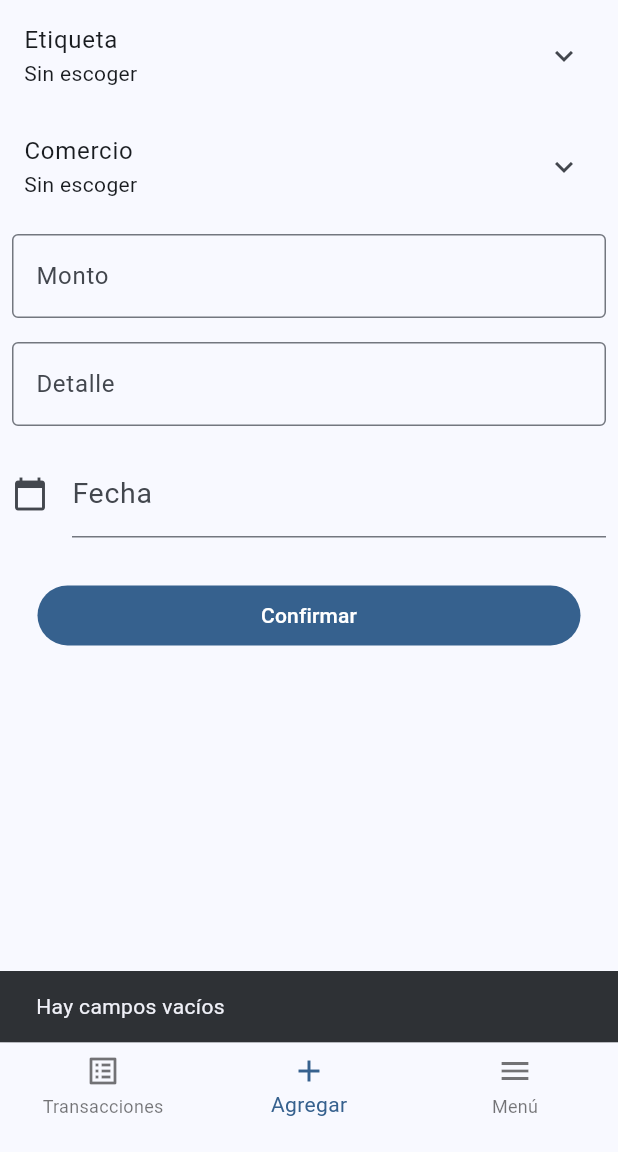
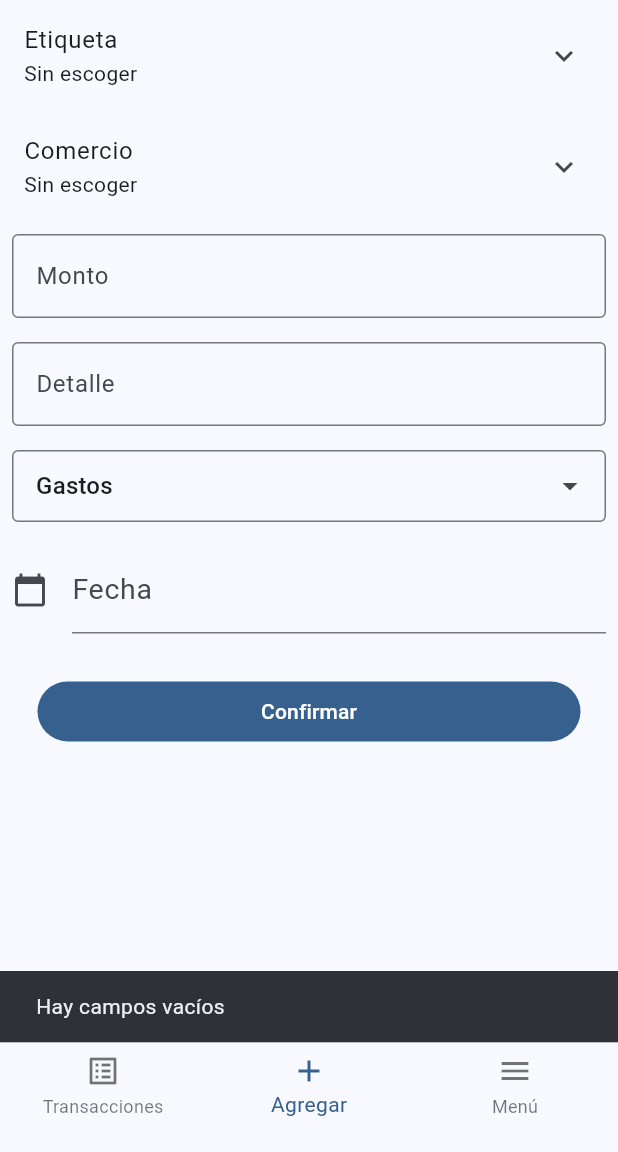
Before and after one commit to carlosvillalobossalas/my_finances, a Flutter app: the screen it shows after launch, item 2 of the bottom bar chosen, after a tap on "Confirmar", on a phone screen of 412 x 824 dp, the part 84-1236 px from its top. Run offline on Flutter 3.47's test engine with Material 3 defaults, Android fonts, the phone set to English and light mode, and no system bars; drawn by our look-alikes of dropdown_search; our stand-ins replace cloud_firestore, dio, firebase_core, fl_chart, flutter_dotenv, flutter_riverpod and 1 more; missing offline and left inert: flex_color_picker; accounts and stored records are empty.

Commit message:
estilos y tipo agregados

```diff
--- a/lib/entities/presentation/screens/add_entity_screen.dart
+++ b/lib/entities/presentation/screens/add_entity_screen.dart
@@ -50,7 +50,8 @@ class AddEntityScreen extends ConsumerWidget {
             padding: const EdgeInsets.all(8.0),
             child: DropdownSearch<Tag>(
               popupProps: const PopupProps.dialog(
-                  showSearchBox: true,
+                  // showSearchBox: true,
+                  fit: FlexFit.loose,
                   searchFieldProps: TextFieldProps(
                       decoration:
                           InputDecoration(border: UnderlineInputBorder()))),
--- a/lib/home_screen.dart
+++ b/lib/home_screen.dart
@@ -30,7 +30,7 @@ class _HomeScreenState extends ConsumerState<HomeScreen> {
   Widget build(BuildContext context) {
     final colors = Theme.of(context).colorScheme;
     return Scaffold(
-      extendBody: true,
+      // extendBody: true,
       appBar: AppBar(
         leading: const Icon(
           Icons.monetization_on,
--- a/lib/tags/presentation/screens/add_tag_screen.dart
+++ b/lib/tags/presentation/screens/add_tag_screen.dart
@@ -79,7 +79,7 @@ class AddTagScreen extends ConsumerWidget {
                   ref.read(tagProvider.notifier).saveTag().then((value) {
                     if (value) {
                       ScaffoldMessenger.of(context).showSnackBar(const SnackBar(
-                          content: Text('Transacción guardada correctamente')));
+                          content: Text('Etiqueta guardada correctamente')));
                       ref
                           .read(addTransactionFormProvider.notifier)
                           .loadTagsAndEntities()
--- a/lib/transactions/domain/entities/transaction.dart
+++ b/lib/transactions/domain/entities/transaction.dart
@@ -8,6 +8,7 @@ class ETransaction {
   final String detail;
   final double amount;
   final DateTime date;
+  final String type;
 
   ETransaction(
       {required this.id,
@@ -15,5 +16,6 @@ class ETransaction {
       required this.entity,
       required this.detail,
       required this.amount,
-      required this.date});
+      required this.date,
+      required this.type});
 }
--- a/lib/transactions/infrastucture/datasources/transaction_datasource_impl.dart
+++ b/lib/transactions/infrastucture/datasources/transaction_datasource_impl.dart
@@ -6,8 +6,6 @@ import 'package:my_finances/transactions/domain/entities/transaction.dart';
 import 'package:my_finances/transactions/infrastucture/mappers/transaction_mapper.dart';
 
 class TransactionDataSourceImpl extends TransactionDataSource {
-  //   late final Dio dio;
-  // TagDataSourceImpl() : dio = Dio(BaseOptions(baseUrl: Environment.apiUrl));
   final db = FirebaseFirestore.instance;
   final collectionName = 'TCTransaction';
 
@@ -16,7 +14,11 @@ class TransactionDataSourceImpl extends TransactionDataSource {
       List<Tag> tags, List<Entity> entities) async {
     try {
       final List<ETransaction> transactions = [];
-      await db.collection(collectionName).get().then((event) {
+      await db
+          .collection(collectionName)
+          .orderBy('date', descending: true)
+          .get()
+          .then((event) {
         for (var doc in event.docs) {
           Map<String, dynamic> data = doc.data();
           transactions.add(TransactionMapper.transactionJsonToEntity(
@@ -32,17 +34,16 @@ class TransactionDataSourceImpl extends TransactionDataSource {
   @override
   Future<bool> saveTransaction(ETransaction transaction) async {
     try {
-      final response = await db.collection(collectionName).add({
+      await db.collection(collectionName).add({
         'amount': transaction.amount,
         'date': transaction.date,
         'detail': transaction.detail,
         'id_entity': transaction.entity.id,
-        'id_tag': transaction.tag.id
+        'id_tag': transaction.tag.id,
+        'type': transaction.type
       });
-      print(response);
       return true;
     } catch (e) {
-      print(e);
       return false;
     }
   }
--- a/lib/transactions/infrastucture/mappers/transaction_mapper.dart
+++ b/lib/transactions/infrastucture/mappers/transaction_mapper.dart
@@ -11,6 +11,7 @@ class TransactionMapper {
         entity: entities.firstWhere((entity) => entity.id == json['id_entity']),
         detail: json['detail'],
         amount: json['amount'],
+        type: json['type'],
         date: json['date'].toDate(),
       );
 }
--- a/lib/transactions/presentation/screens/add_transaction_screen.dart
+++ b/lib/transactions/presentation/screens/add_transaction_screen.dart
@@ -1,3 +1,4 @@
+import 'package:dropdown_search/dropdown_search.dart';
 import 'package:flutter/material.dart';
 import 'package:flutter_riverpod/flutter_riverpod.dart';
 import 'package:go_router/go_router.dart';
@@ -124,6 +125,26 @@ class AddTransactionScreen extends ConsumerWidget {
               ),
               Padding(
                 padding: const EdgeInsets.all(8.0),
+                child: DropdownSearch<String>(
+                  popupProps: const PopupProps.dialog(
+                      fit: FlexFit.loose,
+                      searchFieldProps: TextFieldProps(
+                          decoration:
+                              InputDecoration(border: UnderlineInputBorder()))),
+                  items: const ['Gastos', 'Ingresos'],
+                  itemAsString: (item) => item,
+                  selectedItem: addTransactionFormState.type,
+                  onChanged: (value) {
+                    if (value != null) {
+                      ref
+                          .read(addTransactionFormProvider.notifier)
+                          .onTypeChanged(value);
+                    }
+                  },
+                ),
+              ),
+              Padding(
+                padding: const EdgeInsets.all(8.0),
                 child: TextSelectionTheme(
                   data: const TextSelectionThemeData(
                       selectionColor: Colors.transparent),
@@ -141,9 +162,15 @@ class AddTransactionScreen extends ConsumerWidget {
                           firstDate: DateTime(2000),
                           lastDate: DateTime(2101));
                       if (pickedDate != null) {
+                        final time = DateTime.now();
                         ref
                             .read(addTransactionFormProvider.notifier)
-                            .onDateChange(pickedDate);
+                            .onDateChange(DateTime(
+                                pickedDate.year,
+                                pickedDate.month,
+                                pickedDate.day,
+                                time.hour,
+                                time.minute));
                       }
                     },
                   ),
--- a/lib/transactions/presentation/screens/list_transaction_screen.dart
+++ b/lib/transactions/presentation/screens/list_transaction_screen.dart
@@ -13,18 +13,28 @@ class ListTransactionScreen extends ConsumerWidget {
     final transactionsState = ref.watch(transactionProvider);
     return transactionsState.isLoading
         ? const FullScreenLoader()
-        : ListView.builder(
+        : Column(
+            children: [
+              Expanded(
+                child: ListView.builder(
                   itemCount: transactionsState.transactions.length,
                   itemBuilder: (context, index) {
-              ETransaction transaction = transactionsState.transactions[index];
+                    ETransaction transaction =
+                        transactionsState.transactions[index];
+                    final operator = transaction.type == 'Gastos' ? '-' : '+';
+
                     return ExpansionTile(
                       title: Text(
-                    '₡${CurrencyFormatter.colonFormat(transaction.amount)}',
-                    style: const TextStyle(color: Colors.red)),
+                          '$operator ₡${CurrencyFormatter.colonFormat(transaction.amount)}',
+                          style: TextStyle(
+                              color: transaction.type == 'Gastos'
+                                  ? Colors.red
+                                  : Colors.green)),
                       subtitle: Text(
                         transaction.tag.name,
                         style: TextStyle(
-                      color: Color(int.parse('0x${transaction.tag.color}'))),
+                            color:
+                                Color(int.parse('0x${transaction.tag.color}'))),
                       ),
                       trailing: IconButton(
                           onPressed: () {}, icon: const Icon(Icons.delete)),
@@ -33,11 +43,55 @@ class ListTransactionScreen extends ConsumerWidget {
                         ListTile(
                           title: Text(
                               '${transaction.entity.name}: ${transaction.detail}'),
-                    subtitle: Text(transaction.date.toString().split(' ')[0]),
+                          subtitle:
+                              Text(transaction.date.toString().split(' ')[0]),
                         ),
                       ],
                     );
                   },
+                ),
+              ),
+              Container(
+                height: 75,
+                color: Colors.grey[100],
+                child: const Row(
+                  mainAxisAlignment: MainAxisAlignment.spaceAround,
+                  children: [
+                    Column(
+                      mainAxisAlignment: MainAxisAlignment.spaceEvenly,
+                      children: [
+                        Text(
+                          'Ingresos +',
+                          style: TextStyle(color: Colors.green),
+                        ),
+                        Text(
+                          '₡3000',
+                          style: TextStyle(color: Colors.green),
+                        )
+                      ],
+                    ),
+                    //TODO: agregar fechas
+                    Column(
+                      mainAxisAlignment: MainAxisAlignment.spaceEvenly,
+                      children: [
+                        Text(
+                          'Gastos - ',
+                          style: TextStyle(color: Colors.red),
+                        ),
+                        Text(
+                          '₡1000',
+                          style: TextStyle(color: Colors.red),
+                        )
+                      ],
+                    ),
+                    Column(
+                      mainAxisAlignment: MainAxisAlignment.spaceEvenly,
+                      children: [Text('Balance ='), Text('₡2000')],
+                    )
+                  ],
+                ),
+              ),
+            ],
           );
   }
 }
```
Also changed, not shown: lib/transactions/presentation/providers/add_transaction_form_provider.dart (+11 -2 lines), 1 other file. Lines whose indentation alone changed are shown as unchanged.
